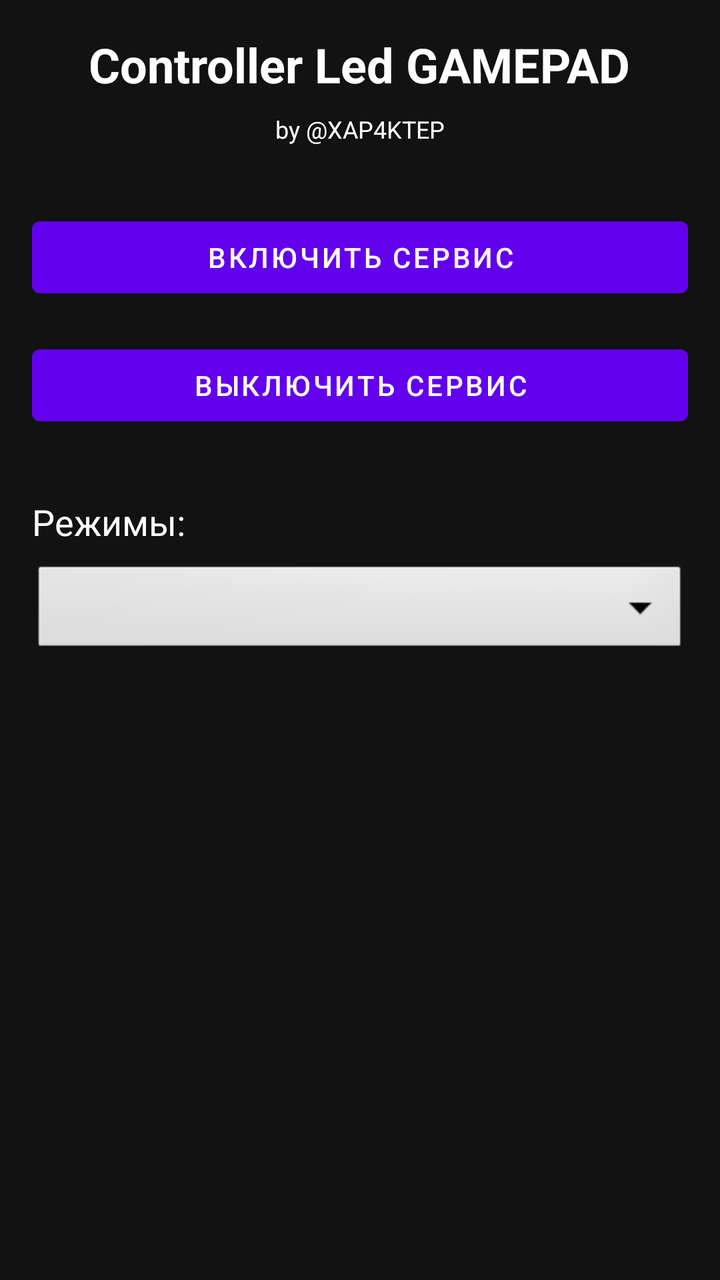
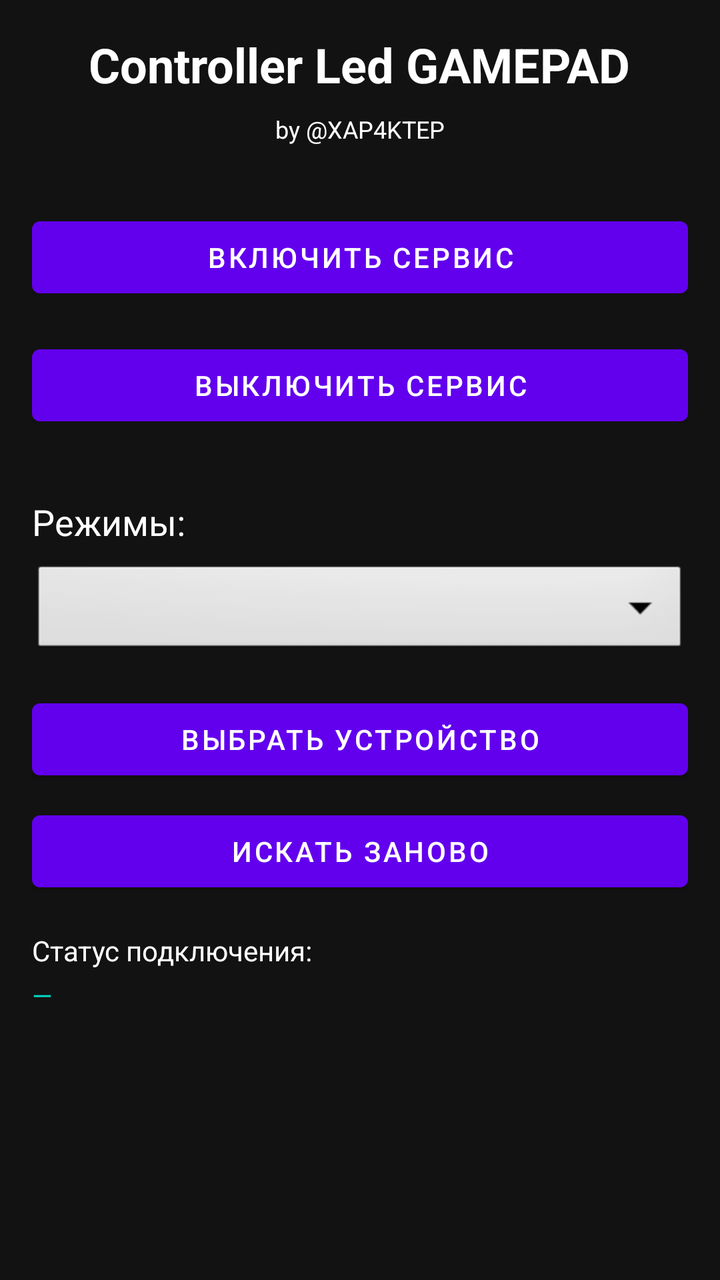

Before-and-after screenshots of an Android layout around one commit, followed by the original layout XML and the change that was made.
<!-- AndroidManifest.xml: application theme Theme.GamepadLEDController -->
<!-- res/layout/activity_main.xml -->
<?xml version="1.0" encoding="utf-8"?>
<LinearLayout xmlns:android="http://schemas.android.com/apk/res/android"
    android:layout_width="match_parent"
    android:layout_height="match_parent"
    android:orientation="vertical"
    android:padding="16dp"
    android:background="@color/background">

    <TextView
        android:layout_width="wrap_content"
        android:layout_height="wrap_content"
        android:text="@string/app_name"
        android:textSize="24sp"
        android:textStyle="bold"
        android:textColor="@color/white"
        android:layout_gravity="center"
        android:layout_marginBottom="8dp"/>

    <TextView
        android:layout_width="wrap_content"
        android:layout_height="wrap_content"
        android:text="@string/author"
        android:textSize="12sp"
        android:textColor="@color/white"
        android:layout_gravity="center"
        android:layout_marginBottom="32dp"/>

    <Button
        android:id="@+id/btnStartService"
        android:layout_width="match_parent"
        android:layout_height="wrap_content"
        android:text="Включить сервис"
        android:layout_marginBottom="16dp"/>

    <Button
        android:id="@+id/btnStopService"
        android:layout_width="match_parent"
        android:layout_height="wrap_content"
        android:text="Выключить сервис"
        android:layout_marginBottom="32dp"/>

    <TextView
        android:layout_width="wrap_content"
        android:layout_height="wrap_content"
        android:text="Режимы:"
        android:textSize="18sp"
        android:textColor="@color/white"
        android:layout_marginBottom="8dp"/>

    <Spinner
        android:id="@+id/spinnerMode"
        android:layout_width="match_parent"
        android:layout_height="wrap_content"
        android:background="@android:drawable/btn_dropdown"
        android:layout_marginBottom="8dp"/>

</LinearLayout>
<!-- resources referenced by this layout -->
<resources>
  <color name="background">#121212</color>
  <color name="white">#FFFFFFFF</color>
  <string name="app_name">Controller Led GAMEPAD</string>
  <string name="author">by @XAP4KTEP</string>
  <style name="Theme.GamepadLEDController" parent="Theme.MaterialComponents.DayNight.NoActionBar">
          <item name="colorPrimary">@color/purple_500</item>
          <item name="colorPrimaryVariant">@color/purple_700</item>
          <item name="colorOnPrimary">@color/white</item>
          <item name="colorSecondary">@color/teal_200</item>
          <item name="colorSecondaryVariant">@color/teal_700</item>
          <item name="colorOnSecondary">@color/black</item>
          <item name="android:statusBarColor">?attr/colorPrimaryVariant</item>
      </style>
  <color name="purple_500">#FF6200EE</color>
  <color name="purple_700">#FF3700B3</color>
  <color name="teal_200">#FF03DAC5</color>
  <color name="teal_700">#FF018786</color>
  <color name="black">#FF000000</color>
</resources>

<!-- the commit's change to res/layout/activity_main.xml (unified diff, before → after) -->
@@ -52,6 +52,36 @@
         android:layout_width="match_parent"
         android:layout_height="wrap_content"
         android:background="@android:drawable/btn_dropdown"
+        android:layout_marginBottom="16dp"/>
+
+    <Button
+        android:id="@+id/btnDevices"
+        android:layout_width="match_parent"
+        android:layout_height="wrap_content"
+        android:text="Выбрать устройство"
         android:layout_marginBottom="8dp"/>
 
+    <Button
+        android:id="@+id/btnRescan"
+        android:layout_width="match_parent"
+        android:layout_height="wrap_content"
+        android:text="Искать заново"
+        android:layout_marginBottom="16dp"/>
+
+    <TextView
+        android:layout_width="wrap_content"
+        android:layout_height="wrap_content"
+        android:text="Статус подключения:"
+        android:textSize="14sp"
+        android:textColor="@color/white"
+        android:layout_marginBottom="4dp"/>
+
+    <TextView
+        android:id="@+id/tvStatus"
+        android:layout_width="match_parent"
+        android:layout_height="wrap_content"
+        android:text="—"
+        android:textSize="13sp"
+        android:textColor="@color/teal_200"/>
+
 </LinearLayout>
